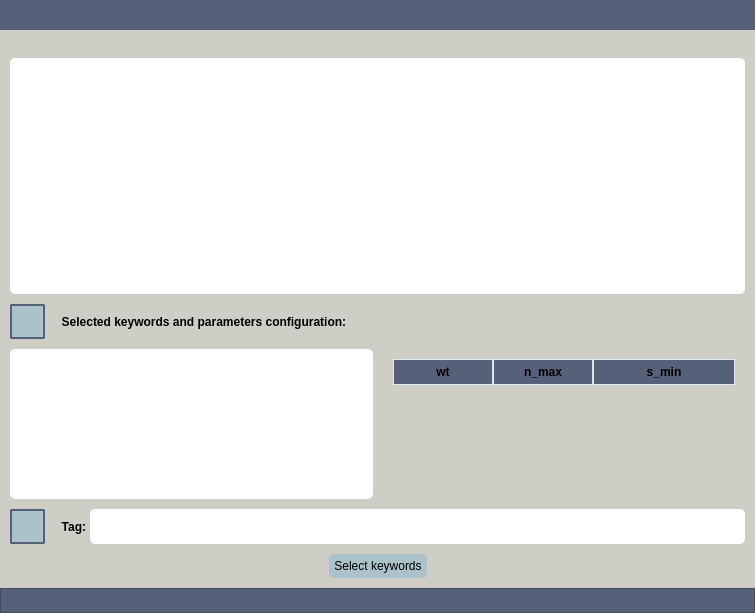
IntelCompH2020/domain_classification, file UIs/get_labels_by_keywords.ui: the form before one commit.
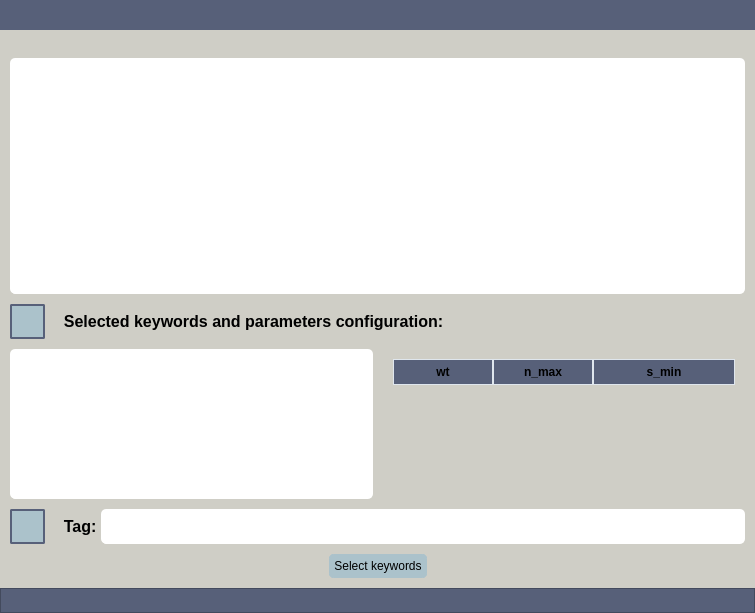
The form after the commit. Icons and pictures are not drawn.

What changed in the file:
```diff
--- a/UIs/get_labels_by_keywords.ui
+++ b/UIs/get_labels_by_keywords.ui
@@ -293,12 +293,17 @@
              </property>
              <property name="font">
               <font>
+               <family>Arial</family>
+               <pointsize>12</pointsize>
                <weight>75</weight>
+               <italic>false</italic>
                <bold>true</bold>
               </font>
              </property>
              <property name="styleSheet">
-              <string notr="true">color:black;</string>
+              <string notr="true">font: 12pt &quot;Arial&quot;;
+font-weight: bold;
+color:black;</string>
              </property>
              <property name="text">
               <string>  Selected keywords and parameters configuration:</string>
@@ -658,12 +663,17 @@
              </property>
              <property name="font">
               <font>
+               <family>Arial</family>
+               <pointsize>12</pointsize>
                <weight>75</weight>
+               <italic>false</italic>
                <bold>true</bold>
               </font>
              </property>
              <property name="styleSheet">
-              <string notr="true">color:black;</string>
+              <string notr="true">font: 12pt &quot;Arial&quot;;
+font-weight: bold;
+color:black;</string>
              </property>
              <property name="text">
               <string>  Tag: </string>
```
Left out of the diff: 8 changed lines with no effect on the pictures.
